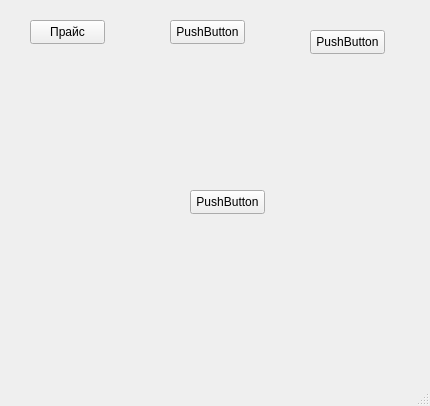
Old version of the form main_window.ui in the repository onel6un/asphprod.
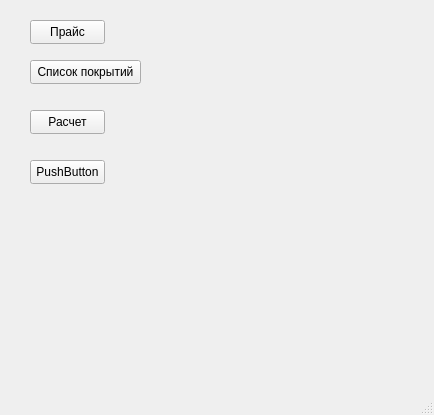
New version of the form.

The edit to the form file:
```diff
--- a/main_window.ui
+++ b/main_window.ui
@@ -6,8 +6,8 @@
    <rect>
     <x>0</x>
     <y>0</y>
-    <width>430</width>
-    <height>406</height>
+    <width>434</width>
+    <height>415</height>
    </rect>
   </property>
   <property name="windowTitle">
@@ -30,34 +30,34 @@
    <widget class="QPushButton" name="pushButton_2">
     <property name="geometry">
      <rect>
-      <x>170</x>
-      <y>20</y>
-      <width>75</width>
+      <x>30</x>
+      <y>60</y>
+      <width>111</width>
       <height>24</height>
      </rect>
     </property>
     <property name="text">
-     <string>PushButton</string>
+     <string>Список покрытий</string>
     </property>
    </widget>
    <widget class="QPushButton" name="pushButton_3">
     <property name="geometry">
      <rect>
-      <x>310</x>
-      <y>30</y>
+      <x>30</x>
+      <y>110</y>
       <width>75</width>
       <height>24</height>
      </rect>
     </property>
     <property name="text">
-     <string>PushButton</string>
+     <string>Расчет</string>
     </property>
    </widget>
    <widget class="QPushButton" name="pushButton_4">
     <property name="geometry">
      <rect>
-      <x>190</x>
-      <y>190</y>
+      <x>30</x>
+      <y>160</y>
       <width>75</width>
       <height>24</height>
      </rect>
```
Left out of the diff: 4 changed lines with no effect on the pictures.
